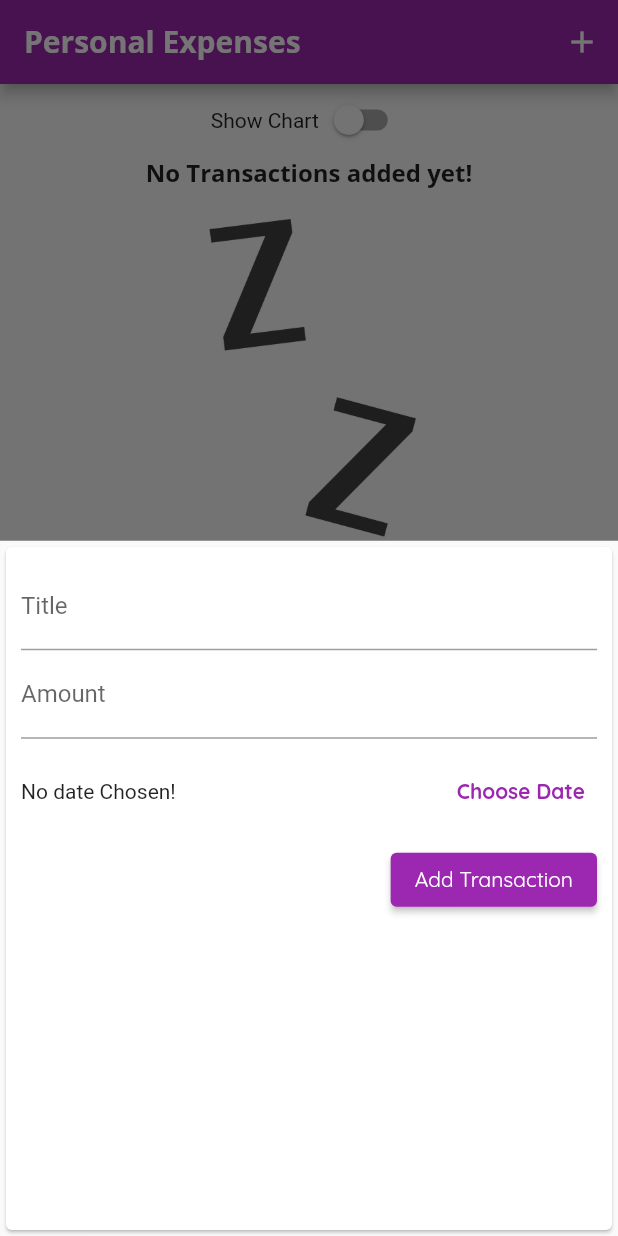
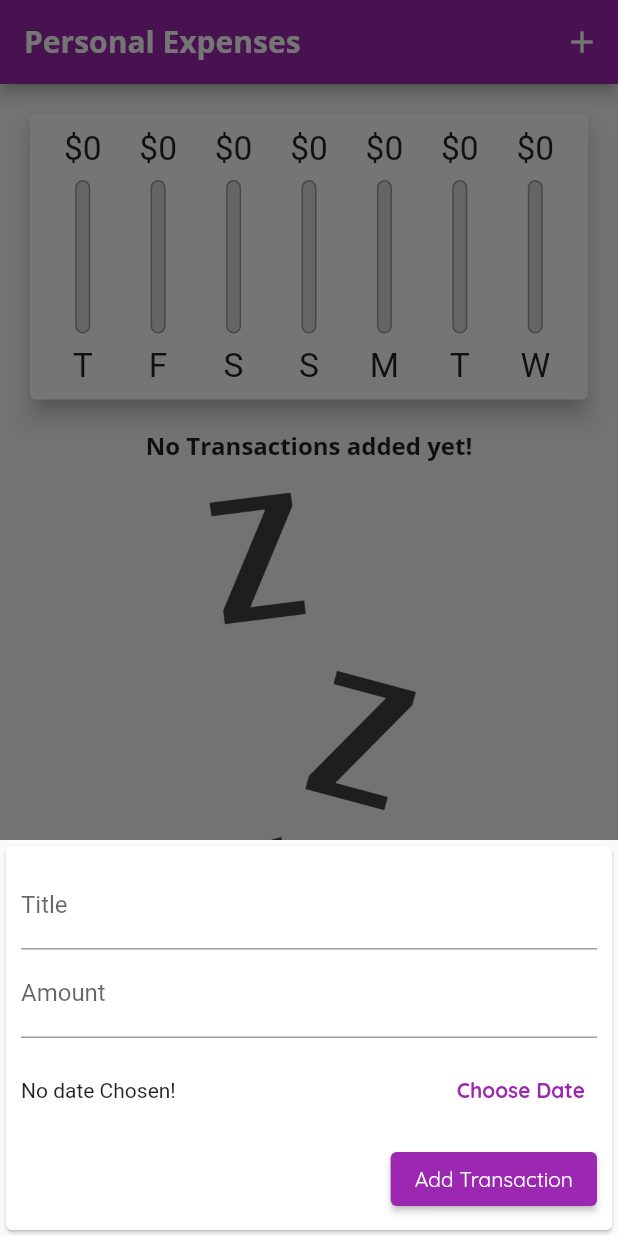
Before and after one commit to ferbucheli/PersonalExpensesApp, a Flutter app: the screen it shows after launch, after a tap on the "add" icon, on a phone screen of 412 x 824 dp. Run offline on Flutter 3.47's test engine with Material 2 defaults, Android fonts, the phone set to English and light mode, and no system bars.

Commit message:
add platform and size responsiveness

```diff
--- a/lib/main.dart
+++ b/lib/main.dart
@@ -1,3 +1,6 @@
+import 'dart:io';
+
+import 'package:flutter/cupertino.dart';
 import 'package:flutter/material.dart';
 import 'package:flutter/services.dart';
 import './widgets/chart.dart';
@@ -114,7 +117,22 @@ class _MyHomePageState extends State<MyHomePage> {
 
   @override
   Widget build(BuildContext context) {
-    final appBar = AppBar(
+    final isLandscape =
+        MediaQuery.of(context).orientation == Orientation.landscape;
+    final PreferredSizeWidget appBar = Platform.isIOS
+        ? CupertinoNavigationBar(
+            middle: const Text('Personal Expenses'),
+            trailing: Row(
+              mainAxisSize: MainAxisSize.min,
+              children: <Widget>[
+                GestureDetector(
+                  child: const Icon(CupertinoIcons.add),
+                  onTap: () => startAddNewTransaction(context),
+                )
+              ],
+            ),
+          )
+        : AppBar(
             title: const Text(
               'Personal Expenses',
             ),
@@ -124,18 +142,28 @@ class _MyHomePageState extends State<MyHomePage> {
                 icon: Icon(Icons.add),
               ),
             ],
+          ) as PreferredSizeWidget;
+    final txListWidget = Container(
+      height: (MediaQuery.of(context).size.height -
+              appBar.preferredSize.height -
+              MediaQuery.of(context).padding.top) *
+          0.7,
+      child: TransactionList(
+        _transactions,
+        _deleteTransaction,
+      ),
     );
-    return Scaffold(
-      appBar: appBar,
-      body: SingleChildScrollView(
+    final pageBody = SafeArea(
+      child: SingleChildScrollView(
         child: Column(
           crossAxisAlignment: CrossAxisAlignment.stretch,
           children: <Widget>[
+            if (isLandscape)
               Row(
                 mainAxisAlignment: MainAxisAlignment.center,
                 children: [
                   Text('Show Chart'),
-                Switch(
+                  Switch.adaptive(
                     value: _showChartValue,
                     onChanged: (value) {
                       setState(() {
@@ -145,6 +173,18 @@ class _MyHomePageState extends State<MyHomePage> {
                   ),
                 ],
               ),
+            if (!isLandscape)
+              Container(
+                height: (MediaQuery.of(context).size.height -
+                        appBar.preferredSize.height -
+                        MediaQuery.of(context).padding.top) *
+                    0.3,
+                child: Chart(
+                  _recentTransactions,
+                ),
+              ),
+            if (!isLandscape) txListWidget,
+            if (isLandscape)
               _showChartValue
                   ? Container(
                       height: (MediaQuery.of(context).size.height -
@@ -155,24 +195,27 @@ class _MyHomePageState extends State<MyHomePage> {
                         _recentTransactions,
                       ),
                     )
-                : Container(
-                    height: (MediaQuery.of(context).size.height -
-                            appBar.preferredSize.height -
-                            MediaQuery.of(context).padding.top) *
-                        0.7,
-                    child: TransactionList(
-                      _transactions,
-                      _deleteTransaction,
-                    ),
-                  ),
+                  : txListWidget,
           ],
         ),
       ),
-      floatingActionButton: FloatingActionButton(
+    );
+    return Platform.isIOS
+        ? CupertinoPageScaffold(
+            child: pageBody,
+            navigationBar: appBar as ObstructingPreferredSizeWidget,
+          )
+        : Scaffold(
+            appBar: appBar,
+            body: pageBody,
+            floatingActionButton: Platform.isIOS
+                ? Container()
+                : FloatingActionButton(
                     child: Icon(Icons.add),
                     onPressed: () => startAddNewTransaction(context),
                   ),
-      floatingActionButtonLocation: FloatingActionButtonLocation.centerFloat,
+            floatingActionButtonLocation:
+                FloatingActionButtonLocation.centerFloat,
           );
   }
 }
--- /dev/null
+++ b/lib/widgets/adaptive_flat_button.dart
@@ -0,0 +1,37 @@
+import 'dart:io';
+
+import 'package:flutter/cupertino.dart';
+import 'package:flutter/cupertino.dart';
+import 'package:flutter/material.dart';
+
+class AdaptiveFlatButton extends StatelessWidget {
+  final String _text;
+  final VoidCallback _handler;
+
+  AdaptiveFlatButton(this._text, this._handler);
+
+  @override
+  Widget build(BuildContext context) {
+    return Platform.isIOS
+        ? CupertinoButton(
+            onPressed: _handler,
+            child: Text(
+              _text,
+              style: const TextStyle(
+                fontWeight: FontWeight.bold,
+              ),
+            ),
+          )
+        : TextButton(
+            style: TextButton.styleFrom(
+                foregroundColor: Theme.of(context).primaryColor),
+            onPressed: _handler,
+            child: Text(
+              _text,
+              style: const TextStyle(
+                fontWeight: FontWeight.bold,
+              ),
+            ),
+          );
+  }
+}
--- a/lib/widgets/new_transaction.dart
+++ b/lib/widgets/new_transaction.dart
@@ -1,5 +1,6 @@
 import 'package:flutter/material.dart';
 import 'package:intl/intl.dart';
+import 'adaptive_flat_button.dart';
 
 class NewTransaction extends StatefulWidget {
   final Function _addNewTransaction;
@@ -52,9 +53,15 @@ class _NewTransactionState extends State<NewTransaction> {
 
   @override
   Widget build(BuildContext context) {
-    return Card(
+    return SingleChildScrollView(
+      child: Card(
         child: Container(
-        padding: EdgeInsets.all(10),
+          padding: EdgeInsets.only(
+            top: 10,
+            left: 10,
+            right: 10,
+            bottom: MediaQuery.of(context).viewInsets.bottom + 10,
+          ),
           child: Column(
             crossAxisAlignment: CrossAxisAlignment.end,
             children: <Widget>[
@@ -78,17 +85,10 @@ class _NewTransactionState extends State<NewTransaction> {
                           ? 'No date Chosen!'
                           : DateFormat.yMd().format(_selectedDate as DateTime),
                     ),
-                  TextButton(
-                    style: TextButton.styleFrom(
-                        foregroundColor: Theme.of(context).primaryColor),
-                    onPressed: _presentDatePicker,
-                    child: const Text(
+                    AdaptiveFlatButton(
                       'Choose Date',
-                      style: TextStyle(
-                        fontWeight: FontWeight.bold,
+                      _presentDatePicker,
                     ),
-                    ),
-                  )
                   ],
                 ),
               ),
@@ -107,6 +107,7 @@ class _NewTransactionState extends State<NewTransaction> {
             ],
           ),
         ),
+      ),
     );
   }
 }
--- a/lib/widgets/transaction_list.dart
+++ b/lib/widgets/transaction_list.dart
@@ -58,7 +58,18 @@ class TransactionList extends StatelessWidget {
                   subtitle: Text(
                     DateFormat.yMMMd().format(transactions[idx].date),
                   ),
-                  trailing: IconButton(
+                  trailing: MediaQuery.of(context).size.width > 360
+                      ? TextButton.icon(
+                          style: TextButton.styleFrom(
+                            foregroundColor: Theme.of(context).errorColor,
+                          ),
+                          icon: Icon(Icons.delete),
+                          label: Text('Delete'),
+                          onPressed: () {
+                            _deleteTransaction(transactions[idx].id);
+                          },
+                        )
+                      : IconButton(
                           icon: Icon(Icons.delete),
                           color: Theme.of(context).errorColor,
                           onPressed: () {
```
Lines whose indentation alone changed are shown as unchanged.
